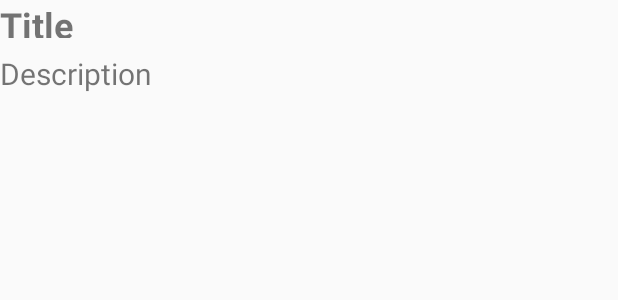
After one commit to quantumcoder1/ALLERGICATEVersion2, an Android app: the layout review_item.xml on its own in the app's theme, with its tools: preview values and no code run, on a phone screen of 412 x 824 dp. The commit adds this screen. Shown: the top 300 px of the screen. Run offline under Robolectric (Android 15) with nearby library versions, the phone set to English and light mode, and no system bars.

Commit message:
Updated Version with customer review activity.

```diff
--- a/app/src/main/java/com/example/allergicateversion2/RestaurantInformation.java
+++ b/app/src/main/java/com/example/allergicateversion2/RestaurantInformation.java
@@ -103,6 +103,7 @@ public class RestaurantInformation extends AppCompatActivity {
 //                MenuItemAdapter adapter = new MenuItemAdapter(this, menuItemsTemp);
 //                recyclerView.setAdapter(adapter);
 
+
                 for (String menuType : new String[]{"appetizers", "lunch", "dinner"}) {
                     if (menuItems.has(menuType)) {
                         JSONArray menuItemsArray = menuItems.getJSONArray(menuType);
--- a/app/src/main/res/layout/activity_home_screen.xml
+++ b/app/src/main/res/layout/activity_home_screen.xml
@@ -72,6 +72,6 @@
         app:layout_constraintHorizontal_bias="0.08"
         app:layout_constraintStart_toStartOf="parent"
         app:layout_constraintTop_toTopOf="parent"
-        app:layout_constraintVertical_bias="0.283" />
+        app:layout_constraintVertical_bias="0.312" />
 
 </androidx.constraintlayout.widget.ConstraintLayout>
--- /dev/null
+++ b/app/src/main/res/layout/review_item.xml
@@ -0,0 +1,45 @@
+<!-- menu_item.xml -->
+<androidx.constraintlayout.widget.ConstraintLayout xmlns:android="http://schemas.android.com/apk/res/android"
+    xmlns:app="http://schemas.android.com/apk/res-auto"
+    xmlns:tools="http://schemas.android.com/tools"
+    android:id="@+id/reviewItemLayout"
+    android:layout_width="match_parent"
+    android:layout_height="wrap_content"
+    android:orientation="vertical">
+
+    <TextView
+        android:id="@+id/reviewItemTitle"
+        android:layout_width="match_parent"
+        android:layout_height="25dp"
+        android:layout_gravity="center"
+        android:text="Title"
+        android:textSize="24dp"
+        android:textStyle="bold"
+        app:layout_constraintEnd_toEndOf="parent"
+        app:layout_constraintStart_toStartOf="parent"
+        app:layout_constraintTop_toTopOf="parent" />
+
+    <TextView
+        android:id="@+id/reviewDescription"
+        android:layout_width="match_parent"
+        android:layout_height="wrap_content"
+        android:layout_marginTop="10dp"
+        android:text="Description"
+        android:textSize="20dp"
+        app:layout_constraintEnd_toEndOf="parent"
+        app:layout_constraintStart_toStartOf="parent"
+        app:layout_constraintTop_toBottomOf="@+id/reviewItemTitle" />
+
+    <LinearLayout
+        android:id="@+id/linearLayoutForRating"
+        android:layout_width="match_parent"
+        android:layout_height="wrap_content"
+        android:layout_marginTop="10dp"
+        android:orientation="horizontal"
+        app:layout_constraintBottom_toBottomOf="parent"
+        app:layout_constraintEnd_toEndOf="parent"
+        app:layout_constraintHorizontal_bias="1.0"
+        app:layout_constraintStart_toStartOf="parent"
+        app:layout_constraintTop_toBottomOf="@+id/reviewDescription" />
+
+</androidx.constraintlayout.widget.ConstraintLayout>
```
Also changed, not shown: app/src/main/assets/restaurantMenu.json (+241 -0 lines), app/src/main/java/com/example/allergicateversion2/RestaurantMenuParser.java (+8 -0 lines), app/src/main/java/com/example/allergicateversion2/ReviewItem.java (added, +32 -0 lines), app/src/main/java/com/example/allergicateversion2/ReviewItemAdapter.java (added, +78 -0 lines), app/src/main/java/com/example/allergicateversion2/ReviewsActivity.java (+44 -0 lines), app/src/main/res/layout/activity_reviews.xml (+42 -8 lines), 20 other files.
